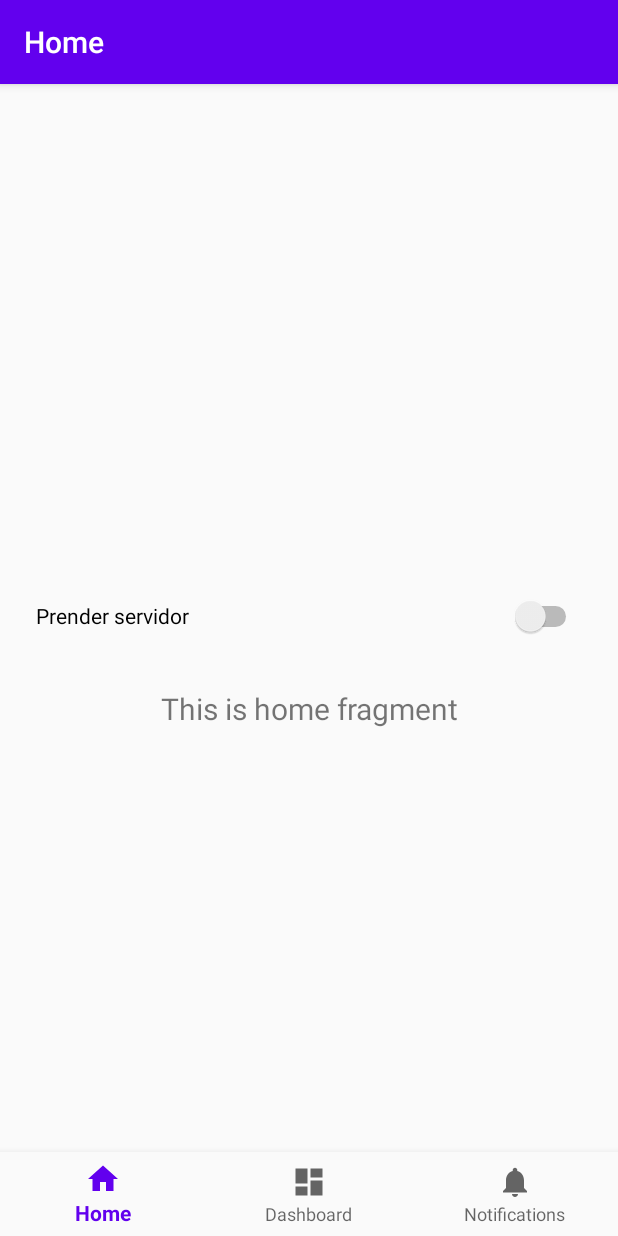
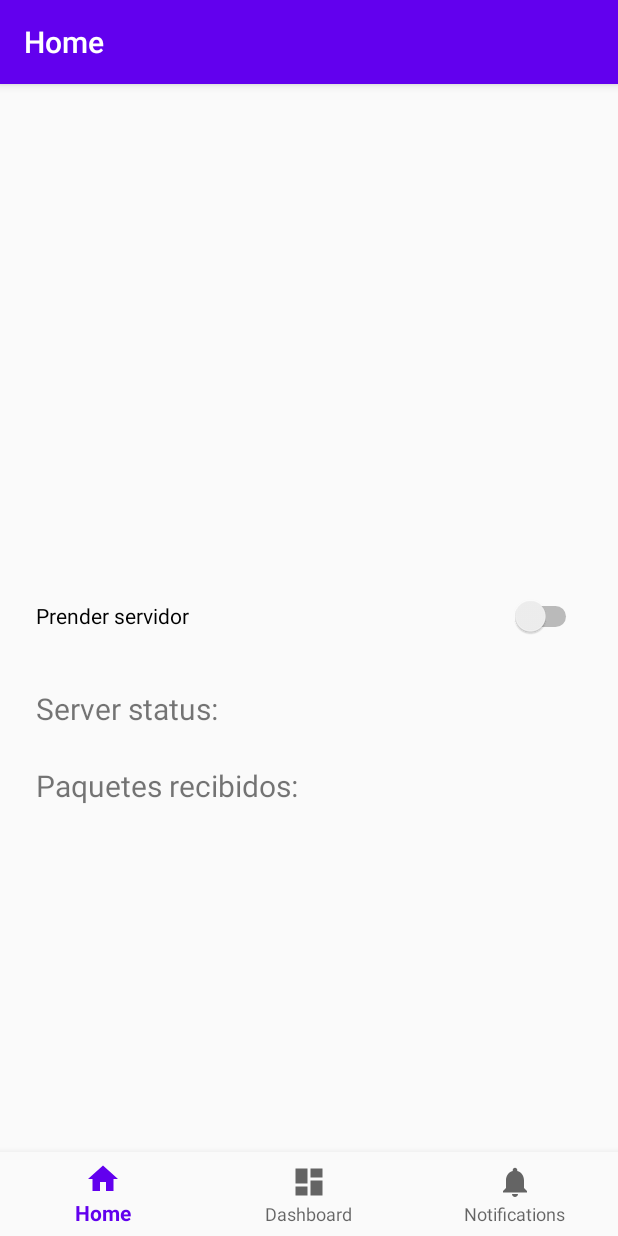
Before and after one commit to coldblade2000/AgrowReceiver, an Android app: the screen it shows after launch (MainActivity), on a phone screen of 412 x 824 dp. Run offline under Robolectric (Android 15) with nearby library versions, the phone set to English and light mode, and no system bars; our stand-ins replace Room's generated code, navigation-ui; 2 statements that could not run were skipped.

Commit message:
Añadi cosas para la base de datos

```diff
--- a/app/build.gradle
+++ b/app/build.gradle
@@ -43,4 +43,9 @@ dependencies {
     testImplementation 'junit:junit:4.13.2'
     androidTestImplementation 'com.android.support.test:runner:1.0.2'
     androidTestImplementation 'com.android.support.test.espresso:espresso-core:3.0.2'
+    def room_version = "2.4.2"
+
+    implementation "androidx.room:room-runtime:$room_version"
+    annotationProcessor "androidx.room:room-compiler:$room_version"
+
 }
--- a/app/src/main/java/com/pmc3/uniandes/agrowreceiver/MainActivity.java
+++ b/app/src/main/java/com/pmc3/uniandes/agrowreceiver/MainActivity.java
@@ -1,5 +1,6 @@
 package com.pmc3.uniandes.agrowreceiver;
 
+import android.database.sqlite.SQLiteDatabase;
 import android.os.Bundle;
 import android.support.design.widget.BottomNavigationView;
 import android.support.v7.app.AppCompatActivity;
@@ -8,12 +9,15 @@ import androidx.navigation.NavController;
 import androidx.navigation.Navigation;
 import androidx.navigation.ui.AppBarConfiguration;
 import androidx.navigation.ui.NavigationUI;
+import androidx.room.Room;
 
+import com.pmc3.uniandes.agrowreceiver.data.AppDatabase;
 import com.pmc3.uniandes.agrowreceiver.databinding.ActivityMainBinding;
 
 public class MainActivity extends AppCompatActivity {
 
     private ActivityMainBinding binding;
+    private AppDatabase database;
 
     @Override
     protected void onCreate(Bundle savedInstanceState) {
@@ -31,6 +35,10 @@ public class MainActivity extends AppCompatActivity {
         NavController navController = Navigation.findNavController(this, R.id.nav_host_fragment_activity_main);
         NavigationUI.setupActionBarWithNavController(this, navController, appBarConfiguration);
         NavigationUI.setupWithNavController(binding.navView, navController);
+
+        database = Room.databaseBuilder(getApplicationContext(), AppDatabase.class, "database").build();
+
+
     }
 
 }
--- /dev/null
+++ b/app/src/main/java/com/pmc3/uniandes/agrowreceiver/data/AppDatabase.java
@@ -0,0 +1,9 @@
+package com.pmc3.uniandes.agrowreceiver.data;
+
+import androidx.room.Database;
+import androidx.room.RoomDatabase;
+
+@Database(entities = {DataPacket.class}, version = 1)
+public abstract class AppDatabase extends RoomDatabase {
+    public DataPacketDAO dataPacketDAO;
+}
--- /dev/null
+++ b/app/src/main/java/com/pmc3/uniandes/agrowreceiver/data/DataPacket.java
@@ -0,0 +1,20 @@
+package com.pmc3.uniandes.agrowreceiver.data;
+
+import androidx.room.ColumnInfo;
+import androidx.room.Entity;
+import androidx.room.Index;
+import androidx.room.PrimaryKey;
+
+@Entity(primaryKeys = {"deviceID", "dataHash"},
+        tableName = "datapacket",
+        indices = {@Index(value = {"dataHash"}, unique = true)})
+public class DataPacket {
+    public String deviceID;
+    public String dataHash;
+
+    public String payloadJSON;
+
+
+    @ColumnInfo(defaultValue = "0")
+    public boolean uploadedAlready;
+}
--- /dev/null
+++ b/app/src/main/java/com/pmc3/uniandes/agrowreceiver/data/DataPacketDAO.java
@@ -0,0 +1,30 @@
+package com.pmc3.uniandes.agrowreceiver.data;
+
+import androidx.room.Dao;
+import androidx.room.Delete;
+import androidx.room.Insert;
+import androidx.room.Query;
+
+import java.util.List;
+
+@Dao
+public interface DataPacketDAO {
+    @Query("SELECT * FROM DataPacket")
+    List<DataPacket> getAll();
+
+    @Query("SELECT * FROM datapacket WHERE deviceID = :deviceID")
+    List<DataPacket> loadAllByDeviceID(String deviceID);
+
+    @Query("SELECT * FROM datapacket WHERE dataHash LIKE :dataHash LIMIT 1")
+    DataPacket findByDataHash(String dataHash);
+
+    @Query("SELECT * FROM datapacket WHERE uploadedAlready = 0")
+    List<DataPacket> findAllUnuploadedData();
+
+    @Insert
+    void insertAll(DataPacket... dataPackets);
+
+    @Delete
+    void delete(DataPacket dataPackets);
+
+}
--- a/app/src/main/java/com/pmc3/uniandes/agrowreceiver/ui/home/HomeViewModel.java
+++ b/app/src/main/java/com/pmc3/uniandes/agrowreceiver/ui/home/HomeViewModel.java
@@ -6,14 +6,17 @@ import android.arch.lifecycle.ViewModel;
 
 public class HomeViewModel extends ViewModel {
 
-    private final MutableLiveData<String> mText;
+    private final MutableLiveData<String> mServerStatus;
+    private final MutableLiveData<String> mRecibidos;
 
     public HomeViewModel() {
-        mText = new MutableLiveData<>();
-        mText.setValue("This is home fragment");
+        mServerStatus = new MutableLiveData<>();
+        mServerStatus.setValue("Estado del servidor: ");
+        mRecibidos = new MutableLiveData<>();
+        mRecibidos.setValue("Paquetes recibidos: ");
     }
 
     public LiveData<String> getText() {
-        return mText;
+        return mServerStatus;
     }
 }
--- a/app/src/main/res/layout/fragment_home.xml
+++ b/app/src/main/res/layout/fragment_home.xml
@@ -14,23 +14,37 @@
         android:layout_marginEnd="24dp"
         android:layout_marginBottom="24dp"
         android:text="Prender servidor"
-        app:layout_constraintBottom_toTopOf="@+id/text_home"
+        app:layout_constraintBottom_toTopOf="@+id/tvServerStatus"
         app:layout_constraintEnd_toEndOf="parent"
         app:layout_constraintHorizontal_bias="1.0"
         app:layout_constraintStart_toStartOf="parent" />
 
     <TextView
-        android:id="@+id/text_home"
+        android:id="@+id/tvServerStatus"
         android:layout_width="match_parent"
         android:layout_height="wrap_content"
-        android:layout_marginStart="8dp"
+        android:layout_marginStart="24dp"
         android:layout_marginTop="8dp"
-        android:layout_marginEnd="8dp"
-        android:textAlignment="center"
+        android:layout_marginEnd="24dp"
+        android:text="Server status:"
+        android:textAlignment="textStart"
         android:textSize="20sp"
         app:layout_constraintBottom_toBottomOf="parent"
         app:layout_constraintEnd_toEndOf="parent"
         app:layout_constraintStart_toStartOf="parent"
         app:layout_constraintTop_toTopOf="parent" />
 
+    <TextView
+        android:id="@+id/tvRecibidos"
+        android:layout_width="0dp"
+        android:layout_height="wrap_content"
+        android:layout_marginStart="24dp"
+        android:layout_marginTop="24dp"
+        android:layout_marginEnd="24dp"
+        android:text="Paquetes recibidos: "
+        android:textSize="20sp"
+        app:layout_constraintEnd_toEndOf="parent"
+        app:layout_constraintStart_toStartOf="parent"
+        app:layout_constraintTop_toBottomOf="@+id/tvServerStatus" />
+
 </android.support.constraint.ConstraintLayout>
```
